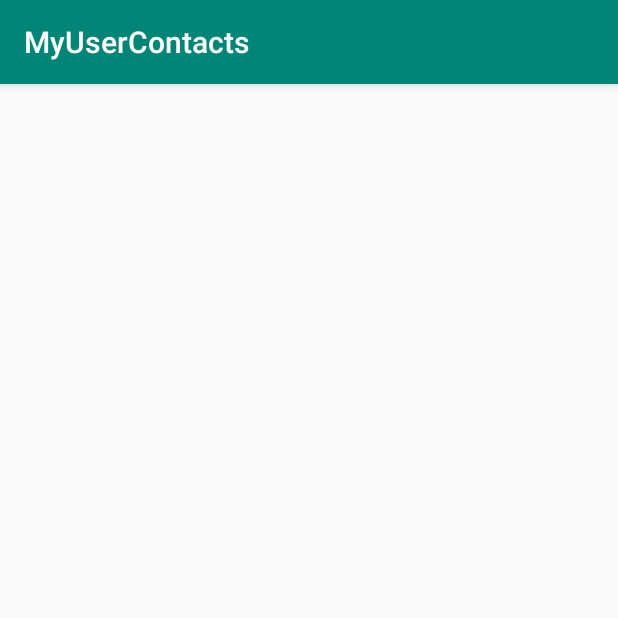
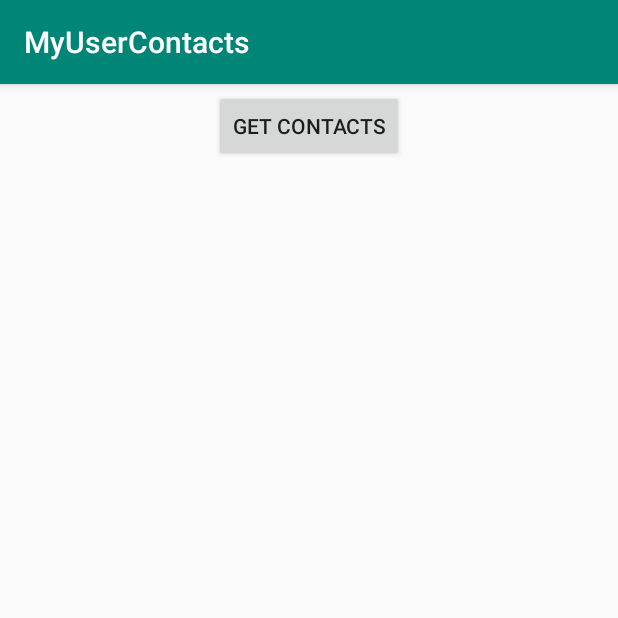
Before and after one commit to MaverickMeerkat/AndroidContacts, an Android app: the screen it shows after launch (MainActivity), on a phone screen of 412 x 824 dp, the top half of it. Run offline under Robolectric (Android 15) with nearby library versions, the phone set to English and light mode, and no system bars.

Commit message:
Implement contacts app using view-model architecture.

```diff
--- /dev/null
+++ b/app/src/main/java/com/example/drefaeli/myusercontacts/ContactsProvider.java
@@ -0,0 +1,35 @@
+package com.example.drefaeli.myusercontacts;
+
+import android.content.Context;
+import android.database.Cursor;
+import android.provider.ContactsContract;
+import android.text.TextUtils;
+
+import java.util.ArrayList;
+
+public class ContactsProvider {
+
+    private Context context;
+
+    public ContactsProvider(Context context){
+        this.context = context;
+    }
+
+    /**
+     * Loads all contacts from phone and returns it in a list
+     * @return
+     */
+    public ArrayList<String> loadContacts() {
+        ArrayList<String> arrayListContacts = new ArrayList<>();
+        String[] projection = { ContactsContract.CommonDataKinds.Phone.DISPLAY_NAME, ContactsContract.CommonDataKinds.Phone.NUMBER};
+        Cursor phones = context.getContentResolver().query(ContactsContract.CommonDataKinds.Phone.CONTENT_URI,
+                projection, null, null, null);
+        while (phones.moveToNext()) {
+            String name = phones.getString(phones.getColumnIndex(ContactsContract.CommonDataKinds.Phone.DISPLAY_NAME));
+            String phoneNumber = phones.getString(phones.getColumnIndex(ContactsContract.CommonDataKinds.Phone.NUMBER));
+            arrayListContacts.add(TextUtils.join(" ", new String[] {name, phoneNumber}));
+        }
+        phones.close();
+        return arrayListContacts;
+    }
+}
--- a/app/src/main/java/com/example/drefaeli/myusercontacts/MainActivity.java
+++ b/app/src/main/java/com/example/drefaeli/myusercontacts/MainActivity.java
@@ -1,34 +1,101 @@
 package com.example.drefaeli.myusercontacts;
 
 import android.Manifest;
+import android.arch.lifecycle.ViewModelProviders;
 import android.content.pm.PackageManager;
-import android.database.Cursor;
 import android.os.Bundle;
-import android.provider.ContactsContract;
 import android.support.annotation.NonNull;
+import android.support.design.widget.Snackbar;
 import android.support.v4.app.ActivityCompat;
 import android.support.v4.content.ContextCompat;
 import android.support.v7.app.AppCompatActivity;
+import android.support.v7.widget.LinearLayoutManager;
+import android.support.v7.widget.RecyclerView;
 import android.view.View;
-import android.widget.ArrayAdapter;
-import android.widget.ListView;
 import android.widget.Toast;
-
-import java.util.ArrayList;
 
 public class MainActivity extends AppCompatActivity {
 
-    private ListView list;
-    private ArrayAdapter<String> adapter;
-    private ArrayList<String> arrayList;
+    static final int MY_PERMISSIONS_REQUEST_READ_CONTACTS = 31000;
+    private RecyclerView recyclerView;
+    private RecyclerView.Adapter adapter;
+    private MainActivityViewModel viewModel;
+    private ContactsProvider contactsProvider;
 
     @Override
     protected void onCreate(Bundle savedInstanceState) {
         super.onCreate(savedInstanceState);
         setContentView(R.layout.activity_main);
 
+        // get RecyclerView
+        recyclerView = findViewById(R.id.contacts_recycler_view);
+        recyclerView.setLayoutManager(new LinearLayoutManager(this));
+
+        // set contactsProvider and view-model
+        contactsProvider = new ContactsProvider(getApplicationContext());
+        viewModel = ViewModelProviders.of(this, new MainActivityViewModelFactory(contactsProvider)).get(MainActivityViewModel.class);
+
+        // observe the contacts object in the view model and update UI if it changes
+        // this will also persist data in case of configuration changes (e.g. screen rotation)
+        viewModel.getContactsObject().observe(this, contacts -> {
+            adapter = new RecyclerViewAdapter(contacts);
+            recyclerView.setAdapter(adapter);
+        });
     }
 
+    /**
+     * Loads contacts when user clicks on "Show Contacts" button
+     * @param view
+     */
+    public void showContacts(View view) {
+        if (isPermissionGranted()) {
+            viewModel.loadContacts();
+        } else {
+            requestPermission();
+        }
+    }
 
+    private void requestPermission() {
+        if (ActivityCompat.shouldShowRequestPermissionRationale(this,
+                Manifest.permission.READ_CONTACTS)) {
+            Snackbar snackbar = Snackbar.make(findViewById(R.id.myCoordinatorLayout), "We need your contacts",
+                    Snackbar.LENGTH_INDEFINITE);
+            snackbar.setAction("Ok", view -> doRequestPermission());
+            snackbar.show();
+        } else {
+            doRequestPermission();
+        }
+    }
 
+    private void doRequestPermission() {
+        ActivityCompat.requestPermissions(this,
+                new String[]{Manifest.permission.READ_CONTACTS},
+                MY_PERMISSIONS_REQUEST_READ_CONTACTS);
+    }
+
+    private boolean isPermissionGranted() {
+        if (ContextCompat.checkSelfPermission(this,
+                Manifest.permission.READ_CONTACTS)
+                != PackageManager.PERMISSION_GRANTED) {
+            return false;
+        } else {
+            return true;
+        }
+    }
+
+    @Override
+    public void onRequestPermissionsResult(int requestCode, @NonNull String[] permissions, @NonNull int[] grantResults) {
+        switch (requestCode) {
+            case MY_PERMISSIONS_REQUEST_READ_CONTACTS: {
+                if (grantResults.length > 0
+                        && grantResults[0] == PackageManager.PERMISSION_GRANTED) {
+                    viewModel.loadContacts();
+                } else {
+                    Toast.makeText(this, "No permission. Abort", Toast.LENGTH_LONG).show();
+                }
+                return;
+            }
+        }
+        super.onRequestPermissionsResult(requestCode, permissions, grantResults);
+    }
 }
--- /dev/null
+++ b/app/src/main/java/com/example/drefaeli/myusercontacts/MainActivityViewModel.java
@@ -0,0 +1,27 @@
+package com.example.drefaeli.myusercontacts;
+
+import android.arch.lifecycle.LiveData;
+import android.arch.lifecycle.MutableLiveData;
+import android.arch.lifecycle.ViewModel;
+
+
+import java.util.ArrayList;
+
+public class MainActivityViewModel extends ViewModel {
+
+    private final MutableLiveData<ArrayList<String>> contacts = new MutableLiveData<>();
+    private ContactsProvider contactsProvider;
+
+    public MainActivityViewModel(ContactsProvider provider) {
+        contactsProvider = provider;
+    }
+
+    public LiveData<ArrayList<String>> getContactsObject() {
+        return contacts;
+    }
+
+    public void loadContacts() {
+        contacts.postValue(contactsProvider.loadContacts());
+    }
+
+}
--- /dev/null
+++ b/app/src/main/java/com/example/drefaeli/myusercontacts/MainActivityViewModelFactory.java
@@ -0,0 +1,17 @@
+package com.example.drefaeli.myusercontacts;
+
+import android.arch.lifecycle.ViewModel;
+import android.arch.lifecycle.ViewModelProvider;
+
+public class MainActivityViewModelFactory extends ViewModelProvider.NewInstanceFactory {
+    private ContactsProvider provider;
+
+    public MainActivityViewModelFactory(ContactsProvider provider) {
+        this.provider = provider;
+    }
+
+    @Override
+    public <T extends ViewModel> T create(Class<T> modelClass) {
+        return (T) new MainActivityViewModel(provider);
+    }
+}
--- a/app/src/main/res/layout/activity_main.xml
+++ b/app/src/main/res/layout/activity_main.xml
@@ -1,12 +1,44 @@
 <?xml version="1.0" encoding="utf-8"?>
-
-<android.support.constraint.ConstraintLayout xmlns:android="http://schemas.android.com/apk/res/android"
+<android.support.design.widget.CoordinatorLayout
+    xmlns:android="http://schemas.android.com/apk/res/android"
     xmlns:app="http://schemas.android.com/apk/res-auto"
     xmlns:tools="http://schemas.android.com/tools"
+    android:id="@+id/myCoordinatorLayout"
     android:layout_width="match_parent"
-    android:layout_height="match_parent"
-    tools:context=".MainActivity">
+    android:layout_height="match_parent">
+    <!-- Here are the existing layout elements, now wrapped in
+        a CoordinatorLayout -->
+    <android.support.constraint.ConstraintLayout
+        android:layout_width="match_parent"
+        android:layout_height="match_parent"
+        tools:context=".MainActivity">
 
+        <Button
+            android:id="@+id/show_contacts_btn"
+            android:layout_width="wrap_content"
+            android:layout_height="wrap_content"
+            android:layout_marginTop="4dp"
+            android:onClick="showContacts"
+            android:text="@string/buttonContacts"
+            app:layout_constraintEnd_toEndOf="parent"
+            app:layout_constraintStart_toStartOf="parent"
+            app:layout_constraintTop_toTopOf="parent" />
 
+        <android.support.v7.widget.RecyclerView
+            android:id="@+id/contacts_recycler_view"
+            android:layout_width="0dp"
+            android:layout_height="0dp"
+            android:layout_marginStart="16dp"
+            android:layout_marginLeft="16dp"
+            android:layout_marginTop="8dp"
+            android:layout_marginEnd="16dp"
+            android:layout_marginRight="16dp"
+            android:layout_marginBottom="8dp"
+            android:scrollbars="vertical"
+            app:layout_constraintBottom_toBottomOf="parent"
+            app:layout_constraintEnd_toEndOf="parent"
+            app:layout_constraintStart_toStartOf="parent"
+            app:layout_constraintTop_toBottomOf="@+id/show_contacts_btn" />
 
-</android.support.constraint.ConstraintLayout>
+    </android.support.constraint.ConstraintLayout>
+</android.support.design.widget.CoordinatorLayout>
--- a/app/src/main/res/values/colors.xml
+++ b/app/src/main/res/values/colors.xml
@@ -3,4 +3,6 @@
     <color name="colorPrimary">#008577</color>
     <color name="colorPrimaryDark">#00574B</color>
     <color name="colorAccent">#D81B60</color>
+    <color name="colorBlack">#000000</color>
+    <color name="colorBlue">#0000FF</color>
 </resources>
```
Also changed, not shown: app/build.gradle (+8 -0 lines), app/src/main/java/com/example/drefaeli/myusercontacts/RecyclerViewAdapter.java (added, +41 -0 lines), app/src/main/res/layout/recyclerview_row.xml (added, +15 -0 lines).
